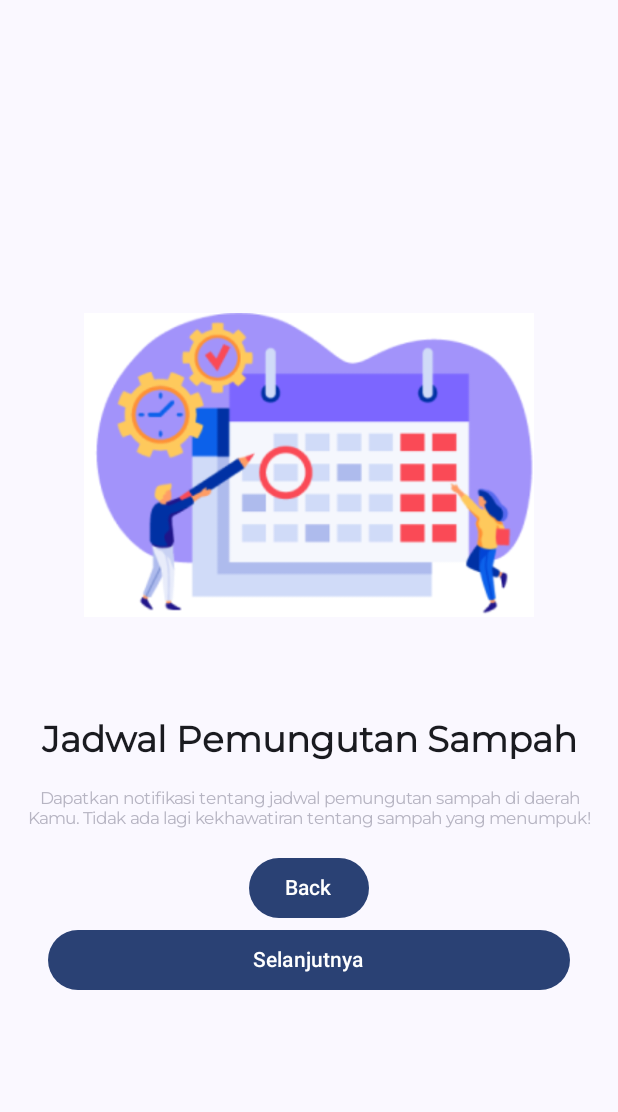
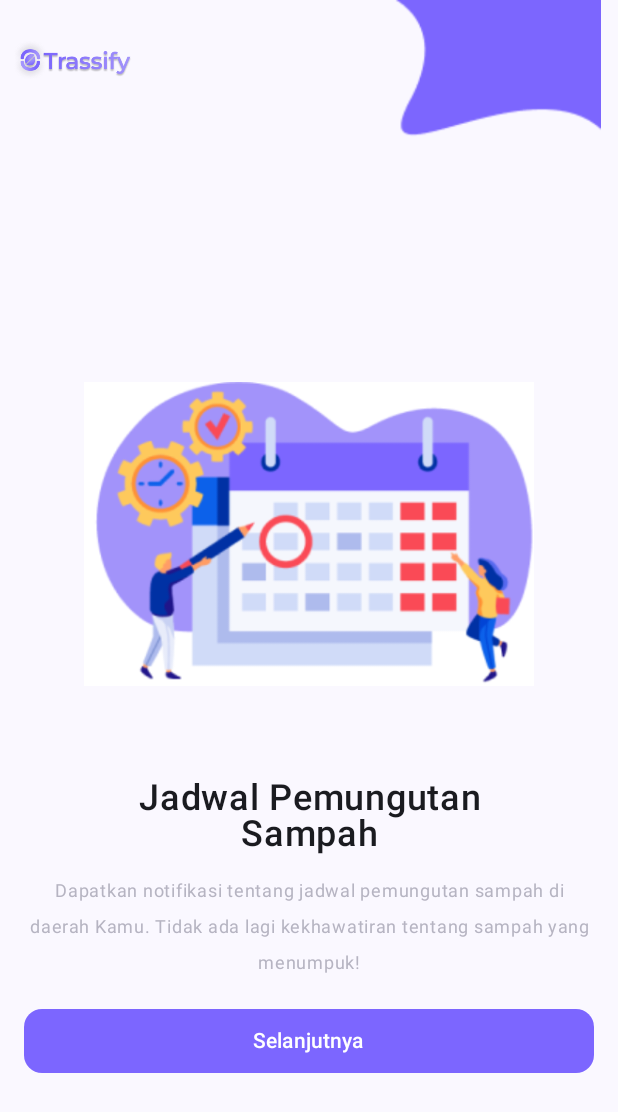
Before and after one commit to Izra4/Trassify, an Android app built with Jetpack Compose: the screen it shows after launch (MainActivity), after a tap on "Selanjutnya", on a phone screen of 412 x 824 dp. Shown: the top 1112 px of the screen. Run offline under Robolectric (Android 15) with nearby library versions, the light colour scheme and no system bars; Roboto replaces fonts that are not available here.

Commit message:
sory yang tadi salah

```diff
--- a/app/src/main/java/com/praktikum/trassify/ui/theme/Color.kt
+++ b/app/src/main/java/com/praktikum/trassify/ui/theme/Color.kt
@@ -11,3 +11,6 @@ val gray = Color(0xFFB6B4C2)
 val Purple40 = Color(0xFF6650a4)
 val PurpleGrey40 = Color(0xFF625b71)
 val Pink40 = Color(0xFF7D5260)
+
+val Gray10 = Color(0xFFB6B4C2)
+val Primary10 = Color(0xFF7C66FF)
--- a/app/src/main/java/com/praktikum/trassify/ui/welcome/WelcomeScreen.kt
+++ b/app/src/main/java/com/praktikum/trassify/ui/welcome/WelcomeScreen.kt
@@ -1,8 +1,11 @@
 package com.praktikum.trassify.ui.welcome
 
+
 import androidx.compose.foundation.Image
+import androidx.compose.foundation.clickable
 import androidx.compose.foundation.layout.Arrangement
 import androidx.compose.foundation.layout.Column
+import androidx.compose.foundation.layout.Row
 import androidx.compose.foundation.layout.Spacer
 import androidx.compose.foundation.layout.fillMaxSize
 import androidx.compose.foundation.layout.fillMaxWidth
@@ -10,6 +13,7 @@ import androidx.compose.foundation.layout.height
 import androidx.compose.foundation.layout.padding
 import androidx.compose.foundation.layout.width
 import androidx.compose.material3.Button
+import androidx.compose.material3.ButtonDefaults
 import androidx.compose.material3.Text
 import androidx.compose.runtime.Composable
 import androidx.compose.ui.Alignment
@@ -23,34 +27,89 @@ import androidx.compose.ui.text.style.TextAlign
 import androidx.compose.ui.unit.sp
 import androidx.lifecycle.viewmodel.compose.viewModel
 import androidx.navigation.NavController
-import com.praktikum.trassify.ui.theme.AppTypography
-import com.praktikum.trassify.ui.theme.gray
+import com.praktikum.trassify.ui.theme.Gray10
+import com.praktikum.trassify.R
+import com.praktikum.trassify.ui.theme.Primary10
+import androidx.compose.foundation.shape.RoundedCornerShape
 
 @Composable
-fun WelcomeScreen(navController: NavController, viewModel: WelcomeViewModel = viewModel(factory = WelcomeViewModel.Factory(LocalContext.current))) {
+fun WelcomeScreen(navController: NavController, viewModel: WelcomeViewModel = viewModel(factory = WelcomeViewModel.Factory(LocalContext.current, navController))) {
     val pageContent = viewModel.currentPageContent
+    val indexContent = viewModel.currentPageIndex.value
+
+    Column {
+        if (indexContent > 0) {
+            Row(
+                horizontalArrangement = Arrangement.SpaceBetween,
+                modifier = Modifier
+                    .fillMaxWidth()
+                    .padding(start = 8.dp)
+            ) {
+                Image(
+                    painter = painterResource(id = R.drawable.logo),
+                    contentDescription = "logo",
+                    modifier = Modifier
+                        .width(80.dp)
+                        .height(80.dp),
+                )
+                Image(
+                    painter = painterResource(id = R.drawable.skip),
+                    contentDescription = "skip button",
+                    modifier = Modifier
+                        .width(170.dp)
+                        .height(100.dp)
+                        .padding(end = 8.dp)
+                        .clickable { viewModel.skipToLogin() }
+                    ,
+                )
+            }
+
+        }
 
         Column(
-        modifier = Modifier.fillMaxSize().padding(horizontal = 16.dp),
+            modifier = Modifier
+                .fillMaxSize()
+                .padding(horizontal = 16.dp),
             verticalArrangement = Arrangement.Center,
             horizontalAlignment = Alignment.CenterHorizontally
         ) {
             Image(
                 painter = painterResource(id = pageContent.image),
                 contentDescription = pageContent.title,
-            modifier = Modifier.width(300.dp).height(300.dp),
-
+                modifier = Modifier
+                    .width(300.dp)
+                    .height(300.dp),
             )
 
-        Text(text = pageContent.title ,style = AppTypography.h1, modifier = Modifier.padding(vertical = 18.dp) )
-        Text(text = pageContent.description, style = AppTypography.text, textAlign = TextAlign.Center, color = gray)
+            Text(
+                text = pageContent.title,
+                fontSize = 24.sp,
+                textAlign = TextAlign.Center,
+                fontWeight = FontWeight.SemiBold,
+                modifier = Modifier.padding(horizontal = 32.dp, vertical = 12.dp)
+            )
+            Text(
+                text = pageContent.description,
+                fontSize = 12.sp,
+                textAlign = TextAlign.Center,
+                color = Gray10
+            )
 
             Spacer(modifier = Modifier.height(16.dp))
-        Button(onClick = { viewModel.previousPage() }) {
-            Text(text = "Back")
-        }
-        Button(onClick = { viewModel.nextPage() }, modifier = Modifier.fillMaxWidth().padding(horizontal = 16.dp)) {
-            Text(text = "Selanjutnya")
+            Button(
+                onClick = { viewModel.nextPage() },
+                modifier = Modifier.fillMaxWidth(),
+                colors = ButtonDefaults.buttonColors(
+                    containerColor = Primary10,
+                    contentColor = Color.White
+                ),
+                shape = RoundedCornerShape(12.dp) // Added border radius of 12.dp
+            ) {
+                Text(
+                    text = "Selanjutnya",
+                    modifier = Modifier.padding(vertical = 3.dp)
+                )
             }
         }
     }
+}
--- a/app/src/main/java/com/praktikum/trassify/ui/welcome/WelcomeViewModel.kt
+++ b/app/src/main/java/com/praktikum/trassify/ui/welcome/WelcomeViewModel.kt
@@ -9,8 +9,9 @@ import androidx.lifecycle.viewmodel.initializer
 import androidx.lifecycle.viewmodel.viewModelFactory
 import com.praktikum.trassify.constants.welcomeContent
 import com.praktikum.trassify.data.model.WelcomePage
+import androidx.navigation.NavController
 
-class WelcomeViewModel : ViewModel() {
+class WelcomeViewModel(private val navController: NavController? = null) : ViewModel() {
     private val _currentPageIndex = mutableStateOf(0)
     val currentPageIndex: State<Int> get() = _currentPageIndex
 
@@ -24,17 +25,14 @@ class WelcomeViewModel : ViewModel() {
         }
     }
 
-    fun previousPage() {
-        val prevIndex = _currentPageIndex.value - 1
-        if (prevIndex >= 0) {
-            _currentPageIndex.value = prevIndex
-        }
+    fun skipToLogin() {
+        navController?.navigate("login")
     }
 
     companion object {
-        fun Factory(context : Context) : ViewModelProvider.Factory = viewModelFactory {
+        fun Factory(context: Context, navController: NavController? = null): ViewModelProvider.Factory = viewModelFactory {
             initializer {
-                WelcomeViewModel()
+                WelcomeViewModel(navController)
             }
         }
     }
```
Lines whose indentation alone changed are shown as unchanged.
